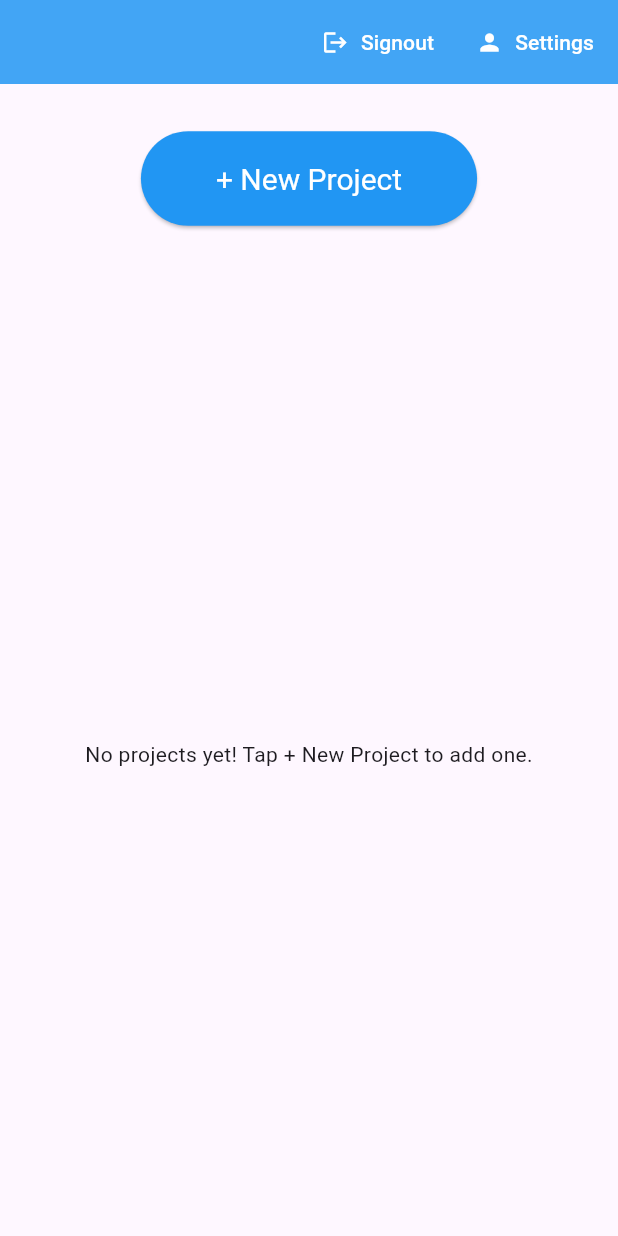
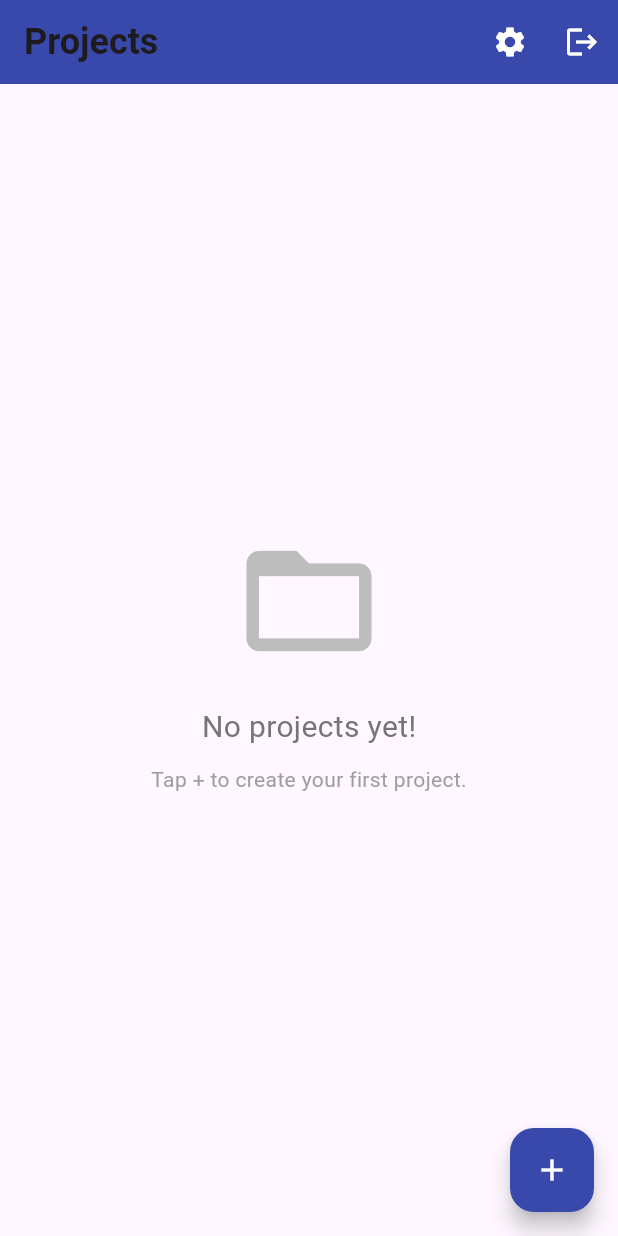
Before and after one commit to ndjek1/motion-app, a Flutter app: the screen it shows once a user with an empty profile is signed in, on a phone screen of 412 x 824 dp. Run offline on Flutter 3.47's test engine with Material 3 defaults, Android fonts, the phone set to English and light mode, and no system bars; our stand-ins replace cloud_firestore, firebase_auth, firebase_core, flutter_spinkit, shared_preferences; accounts and stored records are empty.

```diff
--- a/lib/screens/home/home.dart
+++ b/lib/screens/home/home.dart
@@ -19,14 +19,13 @@ class _HomeScreenState extends State<HomeScreen> {
   final AuthService _auth = AuthService();
   final LocalStorageService _localStorageService = LocalStorageService();
   List<Project> _projects = [];
-
   bool _isFreeUser = true; // Default to free user
   User? user = FirebaseAuth.instance.currentUser;
 
   @override
   void initState() {
     super.initState();
-    _checkUserPlan(); // Check if the current user is free or pro
+    _checkUserPlan();
     _loadProjects();
   }
 
@@ -59,95 +58,136 @@ class _HomeScreenState extends State<HomeScreen> {
   Widget build(BuildContext context) {
     return Scaffold(
       appBar: AppBar(
-        backgroundColor: Colors.blue[400],
-        elevation: 0.0,
+        backgroundColor: Colors.indigo[600],
+        elevation: 0,
+        title: Text(
+          'Projects',
+          style: TextStyle(fontWeight: FontWeight.bold, fontSize: 24),
+        ),
         actions: [
-          TextButton.icon(
-            onPressed: () async {
-              await _auth.signOut();
-            },
-            icon: const Icon(Icons.logout, color: Colors.white),
-            label: const Text(
-              'Signout',
-              style: TextStyle(color: Colors.white),
-            ),
-          ),
-          TextButton.icon(
+          IconButton(
+            icon: const Icon(Icons.settings, color: Colors.white),
             onPressed: () {
               Navigator.push(
                 context,
                 MaterialPageRoute(builder: (context) => SettingsPage()),
               );
             },
-            icon: const Icon(Icons.person, color: Colors.white),
-            label: const Text(
-              'Settings',
-              style: TextStyle(color: Colors.white),
           ),
+          IconButton(
+            icon: const Icon(Icons.logout, color: Colors.white),
+            onPressed: () async {
+              await _auth.signOut();
+            },
           ),
         ],
       ),
-      body: Column(
-        children: [
-          Center(
-            heightFactor: 2,
-            child: ElevatedButton(
+      body: _projects.isEmpty ? _buildEmptyState() : _buildProjectList(context),
+      floatingActionButton: FloatingActionButton(
         onPressed: () {
-                // Navigate to project creation screen
           Navigator.push(
             context,
             MaterialPageRoute(builder: (context) => NewProjectScreen()),
           );
         },
-              style: ElevatedButton.styleFrom(
-                backgroundColor: Colors.blue,
-                padding:
-                    const EdgeInsets.symmetric(horizontal: 50, vertical: 20),
-                textStyle: const TextStyle(fontSize: 20),
-              ),
-              child: const Text('+ New Project',
-                  style: TextStyle(color: Colors.white)),
+        backgroundColor: Colors.indigo[600],
+        child: const Icon(
+          Icons.add,
+          color: Colors.white,
         ),
       ),
-          Expanded(
-            child: _projects.isEmpty
-                ? const Center(
-                    child:
-                        Text('No projects yet! Tap + New Project to add one.'),
-                  )
-                : ListView.builder(
-                    itemCount: _projects.length,
-                    itemBuilder: (context, index) {
-                      return ListTile(
-                        title: Text(_projects[index].title),
-                        subtitle: Text(_projects[index].description),
-                        trailing: IconButton(
-                          icon: const Icon(Icons.more_vert),
-                          onPressed: () {
-                            print(_projects[index].id);
-                          },
+    );
+  }
+
+  Widget _buildEmptyState() {
+    return Center(
+      child: Column(
+        mainAxisAlignment: MainAxisAlignment.center,
+        children: [
+          Icon(Icons.folder_open, size: 100, color: Colors.grey[400]),
+          const SizedBox(height: 20),
+          Text(
+            'No projects yet!',
+            style: TextStyle(
+              fontSize: 20,
+              color: Colors.grey[600],
             ),
-                        onTap: () {
-                          if (_projects[index].id.isNotEmpty) {
-                            // Check if the project ID is not empty
-                            Navigator.push(
-                              context,
-                              MaterialPageRoute(
-                                builder: (context) => ProjectDetailsWidget(
-                                    projectId: _projects[index].id),
           ),
-                            );
-                          } else {
-                            print(
-                                'Error: Project ID is empty.'); // Debug output
-                          }
-                        },
-                      );
-                    },
-                  ),
+          const SizedBox(height: 10),
+          Text(
+            'Tap + to create your first project.',
+            style: TextStyle(color: Colors.grey[500]),
           ),
         ],
       ),
     );
   }
+
+  Widget _buildProjectList(BuildContext context) {
+    return StreamBuilder<List<Project>>(
+      stream: DatabaseService(uid: user!.uid).getProjectStream(user!.uid),
+      builder: (context, snapshot) {
+        if (snapshot.connectionState == ConnectionState.waiting) {
+          return const Center(child: CircularProgressIndicator());
+        } else if (snapshot.hasError) {
+          return const Center(child: Text('Error fetching projects.'));
+        } else if (!snapshot.hasData || snapshot.data!.isEmpty) {
+          return _buildEmptyState();
+        } else {
+          List<Project> projects = snapshot.data!;
+          return ListView.builder(
+            padding: const EdgeInsets.all(8),
+            itemCount: projects.length,
+            itemBuilder: (context, index) {
+              return Card(
+                elevation: 3,
+                margin: const EdgeInsets.symmetric(vertical: 8, horizontal: 16),
+                shape: RoundedRectangleBorder(
+                  borderRadius: BorderRadius.circular(10),
+                ),
+                child: ListTile(
+                  contentPadding: const EdgeInsets.all(16),
+                  title: Text(
+                    projects[index].title,
+                    style: const TextStyle(
+                      fontWeight: FontWeight.bold,
+                      fontSize: 18,
+                    ),
+                  ),
+                  subtitle: Text(
+                    projects[index].description,
+                    maxLines: 2,
+                    overflow: TextOverflow.ellipsis,
+                    style: const TextStyle(
+                      fontSize: 14,
+                      color: Colors.grey,
+                    ),
+                  ),
+                  trailing: IconButton(
+                    icon: const Icon(Icons.more_vert),
+                    onPressed: () {
+                      _showProjectActions(context, projects[index]);
+                    },
+                  ),
+                  onTap: () {
+                    Navigator.push(
+                      context,
+                      MaterialPageRoute(
+                        builder: (context) =>
+                            ProjectDetailsWidget(projectId: projects[index].id),
+                      ),
+                    );
+                  },
+                ),
+              );
+            },
+          );
         }
+      },
+    );
+  }
+
+  void _showProjectActions(BuildContext context, Project project) {
+    // Define actions like edit, delete, etc. for projects.
+  }
+}
--- a/pubspec.yaml
+++ b/pubspec.yaml
@@ -42,6 +42,7 @@ dependencies:
   flutter_spinkit: ^5.2.1
   shared_preferences: ^2.0.6
   uuid: ^3.0.6
+  intl: ^0.19.0
 
 dev_dependencies:
   flutter_test:
```
Also changed, not shown: lib/models/project.dart (+18 -2 lines), lib/models/user.dart (+10 -0 lines), lib/screens/home/project_view.dart (+134 -27 lines), lib/screens/home/task_form.dart (added, +170 -0 lines), lib/services/database.dart (+128 -1 lines), pubspec.lock. Lines whose indentation alone changed are shown as unchanged.
